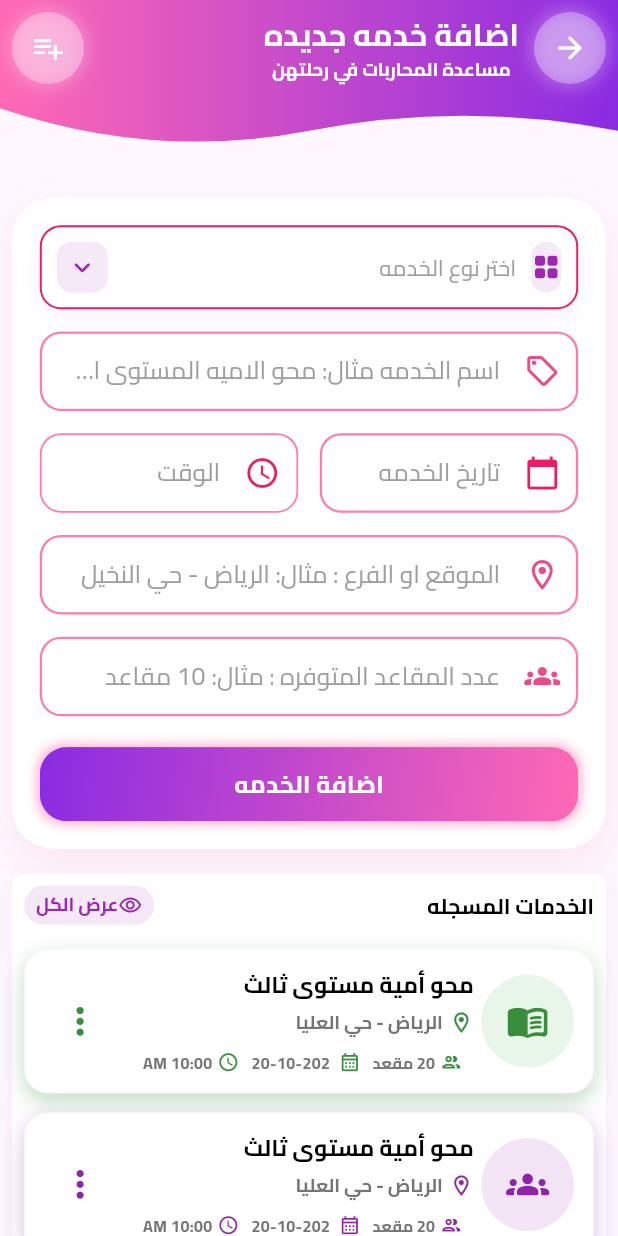
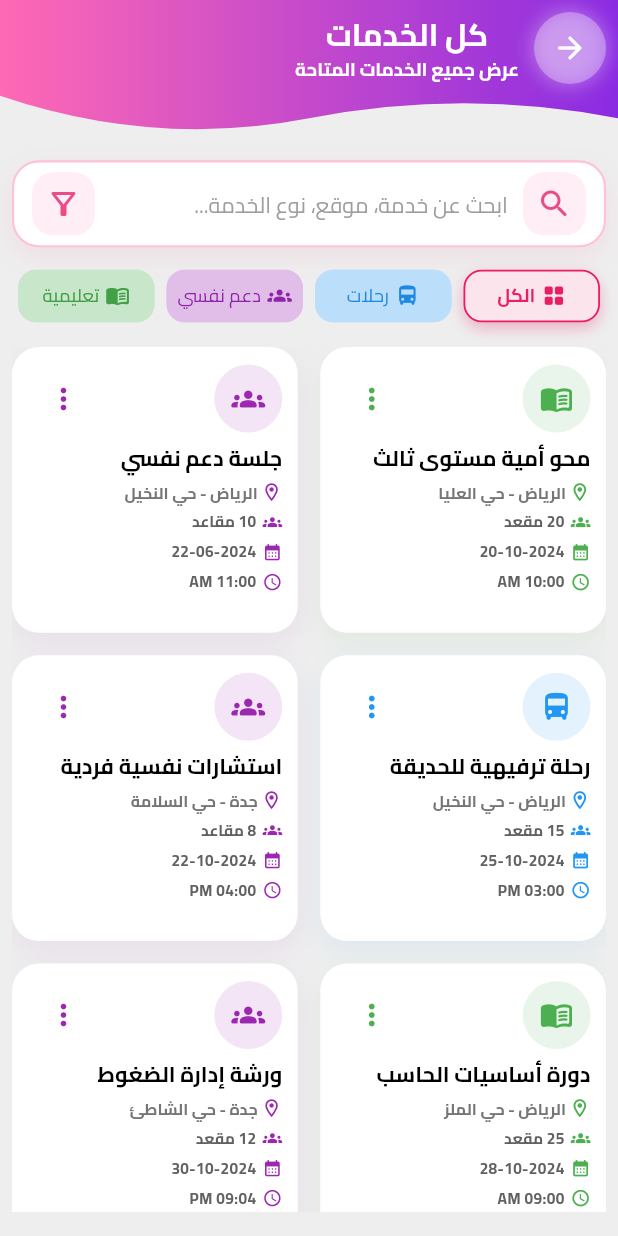
Before and after one commit to Ebaheya/bahya_website, a Flutter app: the AddService screen opened by its route, after a tap on "عرض الكل", on a phone screen of 412 x 824 dp. Run offline on Flutter 3.47's test engine with Material 3 defaults, Android fonts, the phone set to English and light mode, and no system bars; our stand-ins replace flutter_secure_storage; accounts and stored records are empty.

Commit message:
feat: add AllServicesScreen and integrate navigation from AddService

```diff
--- a/lib/route.dart
+++ b/lib/route.dart
@@ -1,5 +1,6 @@
 import 'package:bahya_app/screens/admin/add_service.dart';
 import 'package:bahya_app/screens/admin/admin_home.dart';
+import 'package:bahya_app/screens/admin/all_service.dart';
 import 'package:bahya_app/screens/admin/patient_requests_details.dart';
 import 'package:bahya_app/screens/admin/patients_search.dart';
 import 'package:bahya_app/screens/patients/artical_screen.dart';
@@ -51,6 +52,8 @@ class AppRoute {
             conclusion: args['conclusion'],
           ),
         );
+    case '/all_services':
+        return MaterialPageRoute(builder: (_) => const AllServicesScreen());
       default:
         return MaterialPageRoute(builder: (_) => AdminHome());
     }
--- a/lib/screens/admin/add_service.dart
+++ b/lib/screens/admin/add_service.dart
@@ -75,7 +75,7 @@ class _AddServiceState extends State<AddService> {
                           Spacer(),
                           InkWell(
                             onTap: () {
-
+                              Navigator.pushNamed(context, '/all_services');
                             },
                             child: Container(
                               padding: const EdgeInsets.symmetric(
--- a/lib/screens/admin/all_service.dart
+++ b/lib/screens/admin/all_service.dart
@@ -0,0 +1,475 @@
+import 'package:bahya_app/helper/base.dart';
+import 'package:bahya_app/helper/custom_searchbar.dart';
+import 'package:bahya_app/helper/widgets/constant.dart';
+import 'package:bahya_app/helper/widgets/custom_app_bar.dart';
+import 'package:flutter/material.dart';
+
+class AllServicesScreen extends StatefulWidget {
+  const AllServicesScreen({super.key});
+
+  @override
+  State<AllServicesScreen> createState() => _AllServicesScreenState();
+}
+
+class _AllServicesScreenState extends State<AllServicesScreen> {
+  int selectedFilter = 0;
+  int selectedPage = 1;
+
+  final List<String> filters = ["الكل", "رحلات", "دعم نفسي", "تعليمية"];
+
+  final List<Map<String, dynamic>> services = [
+    {
+      "title": "محو أمية مستوى ثالث",
+      "type": "تعليمية",
+      "location": "الرياض - حي العليا",
+      "seats": "20 مقعد",
+      "date": "20-10-2024",
+      "time": "AM 10:00",
+      "isTravel": false,
+      "isSupport": false,
+    },
+    {
+      "title": "جلسة دعم نفسي",
+      "type": "دعم نفسي",
+      "location": "الرياض - حي النخيل",
+      "seats": "10 مقاعد",
+      "date": "22-06-2024",
+      "time": "AM 11:00",
+      "isTravel": false,
+      "isSupport": true,
+    },
+    {
+      "title": "رحلة ترفيهية للحديقة",
+      "type": "رحلات",
+      "location": "الرياض - حي النخيل",
+      "seats": "15 مقعد",
+      "date": "25-10-2024",
+      "time": "PM 03:00",
+      "isTravel": true,
+      "isSupport": false,
+    },
+    {
+      "title": "استشارات نفسية فردية",
+      "type": "دعم نفسي",
+      "location": "جدة - حي السلامة",
+      "seats": "8 مقاعد",
+      "date": "22-10-2024",
+      "time": "PM 04:00",
+      "isTravel": false,
+      "isSupport": true,
+    },
+    {
+      "title": "دورة أساسيات الحاسب",
+      "type": "تعليمية",
+      "location": "الرياض - حي الملز",
+      "seats": "25 مقعد",
+      "date": "28-10-2024",
+      "time": "AM 09:00",
+      "isTravel": false,
+      "isSupport": false,
+    },
+    {
+      "title": "ورشة إدارة الضغوط",
+      "type": "دعم نفسي",
+      "location": "جدة - حي الشاطئ",
+      "seats": "12 مقعد",
+      "date": "30-10-2024",
+      "time": "PM 09:04",
+      "isTravel": false,
+      "isSupport": true,
+    },
+    {
+      "title": "رحلة ثقافية للمتحف",
+      "type": "رحلات",
+      "location": "الدمام - حي الفيصلية",
+      "seats": "18 مقعد",
+      "date": "02-11-2024",
+      "time": "AM 08:30",
+      "isTravel": true,
+      "isSupport": false,
+    },
+    {
+      "title": "دورة اللغة الإنجليزية",
+      "type": "تعليمية",
+      "location": "الرياض - حي الياسمين",
+      "seats": "20 مقعد",
+      "date": "05-11-2024",
+      "time": "AM 10:00",
+      "isTravel": false,
+      "isSupport": false,
+    },
+  ];
+
+  @override
+  Widget build(BuildContext context) {
+    final w = getScreenWidth(context);
+    final h = getScreenHeight(context);
+
+    return Scaffold(
+      appBar: customAppBar(
+        context: context,
+        preferredSize: Size.fromHeight(h * 0.12),
+        title: "كل الخدمات",
+        subTitle: "عرض جميع الخدمات المتاحة",
+        isHome: false,
+      ),
+      backgroundColor: backgroundColor,
+      body: Directionality(
+        textDirection: TextDirection.rtl,
+        child: Padding(
+          padding: EdgeInsets.all(8),
+          child: Column(
+            children: [
+              CustomSearchBarWithFilter(
+                hintText: "ابحث عن خدمة، موقع، نوع الخدمة...",
+                onChanged: (value) {},
+                onFilterTap: () {},
+              ),
+
+              SizedBox(height: 15),
+
+              Row(
+                children: List.generate(filters.length, (index) {
+                  return Expanded(
+                    child: Padding(
+                      padding: const EdgeInsets.symmetric(horizontal: 4),
+                      child: filterButton(
+                        w: w,
+                        title: filters[index],
+                        isSelected: selectedFilter == index,
+                        onTap: () {
+                          setState(() {
+                            selectedFilter = index;
+                          });
+                        },
+                      ),
+                    ),
+                  );
+                }),
+              ),
+
+              SizedBox(height: h * 0.02),
+
+              Expanded(
+                child: GridView.builder(
+                  itemCount: services.length,
+                  gridDelegate: SliverGridDelegateWithFixedCrossAxisCount(
+                    crossAxisCount: 2,
+                    crossAxisSpacing: 15,
+                    mainAxisSpacing: 15,
+                    childAspectRatio: 1,
+                  ),
+                  itemBuilder: (context, index) {
+                    final item = services[index];
+
+                    return serviceGridCard(
+                      w: w,
+                      h: h,
+                      title: item["title"],
+                      type: item["type"],
+                      location: item["location"],
+                      seats: item["seats"],
+                      date: item["date"],
+                      time: item["time"],
+                      isTravel: item["isTravel"],
+                      isSupport: item["isSupport"],
+                      onMoreTap: () {},
+                    );
+                  },
+                ),
+              ),
+
+              SizedBox(height: h * 0.01),
+
+              // customText(
+              //   text: "عرض 1 - 8 من 24 خدمة",
+              //   size: w * 0.03,
+              //   color: Colors.grey,
+              // ),
+
+              // SizedBox(height: h * 0.012),
+
+              // Row(
+              //   mainAxisAlignment: MainAxisAlignment.center,
+              //   children: [
+              //     pageButton(
+              //       w: w,
+              //       child: Icons.arrow_back_ios_new_rounded,
+              //       isIcon: true,
+              //       isSelected: false,
+              //       onTap: () {},
+              //     ),
+              //     pageButton(
+              //       w: w,
+              //       text: "1",
+              //       isSelected: selectedPage == 1,
+              //       onTap: () => setState(() => selectedPage = 1),
+              //     ),
+              //     pageButton(
+              //       w: w,
+              //       text: "2",
+              //       isSelected: selectedPage == 2,
+              //       onTap: () => setState(() => selectedPage = 2),
+              //     ),
+              //     pageButton(
+              //       w: w,
+              //       text: "3",
+              //       isSelected: selectedPage == 3,
+              //       onTap: () => setState(() => selectedPage = 3),
+              //     ),
+              //     pageButton(
+              //       w: w,
+              //       child: Icons.arrow_forward_ios_rounded,
+              //       isIcon: true,
+              //       isSelected: false,
+              //       onTap: () {},
+              //     ),
+              //   ],
+              // ),
+            ],
+          ),
+        ),
+      ),
+    );
+  }
+
+  Widget filterButton({
+    required double w,
+    required String title,
+    required bool isSelected,
+    required VoidCallback onTap,
+  }) {
+    IconData icon = Icons.grid_view_rounded;
+    Color mainColor = Colors.pink;
+    Color lightColor = Colors.pink[50]!;
+    if (title.contains("تعليم")) {
+      icon = Icons.menu_book_rounded;
+      mainColor = Colors.green[600]!;
+      lightColor = Colors.green[100]!;
+    } else if (title.contains("رحلات")) {
+      icon = Icons.directions_bus_rounded;
+      mainColor = Colors.blue[600]!;
+      lightColor = Colors.blue[100]!;
+    } else if (title.contains("دعم")) {
+      icon = Icons.groups_rounded;
+      mainColor = Colors.purple[600]!;
+      lightColor = Colors.purple[100]!;
+    }
+
+    return InkWell(
+      onTap: onTap,
+      borderRadius: BorderRadius.circular(12),
+      child: Container(
+        height: 35,
+        decoration: BoxDecoration(
+          color: lightColor,
+          borderRadius: BorderRadius.circular(12),
+          border: Border.all(
+            color: isSelected ? mainColor : lightColor.withOpacity(0.8),
+            width: isSelected ? 1.2 : 1,
+          ),
+          boxShadow: isSelected
+              ? [
+                  BoxShadow(
+                    color: mainColor.withOpacity(0.3),
+                    blurRadius: 8,
+                    offset: const Offset(0, 4),
+                  ),
+                ]
+              : null,
+        ),
+        child: Row(
+          mainAxisAlignment: MainAxisAlignment.center,
+          children: [
+            Icon(icon, color: mainColor, size: w * 0.04),
+            SizedBox(width: w * 0.01),
+            customText(
+              text: title,
+              size: w * 0.03,
+              color: mainColor,
+              bold: isSelected,
+            ),
+          ],
+        ),
+      ),
+    );
+  }
+
+  Widget serviceGridCard({
+    required double w,
+    required double h,
+    required String title,
+    required String type,
+    required String location,
+    required String seats,
+    required String date,
+    required String time,
+    required bool isTravel,
+    required bool isSupport,
+    required VoidCallback onMoreTap,
+  }) {
+    final Color mainColor = isTravel
+        ? Colors.blue
+        : (isSupport ? Colors.purple : Colors.green);
+
+    final Color lightColor = mainColor.withOpacity(0.12);
+
+    final IconData mainIcon = isTravel
+        ? Icons.directions_bus_rounded
+        : (isSupport ? Icons.groups_rounded : Icons.menu_book_rounded);
+
+    return Container(
+      padding: EdgeInsets.all(w * 0.025),
+      decoration: BoxDecoration(
+        color: Colors.white,
+        borderRadius: BorderRadius.circular(18),
+        boxShadow: [
+          BoxShadow(
+            color: mainColor.withOpacity(0.08),
+            blurRadius: 16,
+            offset: const Offset(0, 7),
+          ),
+        ],
+      ),
+      child: Column(
+        crossAxisAlignment: CrossAxisAlignment.start,
+        children: [
+          Row(
+            children: [
+              Container(
+                height: h * 0.055,
+                width: h * 0.055,
+                decoration: BoxDecoration(
+                  color: lightColor,
+                  shape: BoxShape.circle,
+                ),
+                child: Icon(mainIcon, color: mainColor, size: w * 0.055),
+              ),
+              const Spacer(),
+              IconButton(
+                onPressed: onMoreTap,
+                padding: EdgeInsets.zero,
+                constraints: const BoxConstraints(),
+                icon: Icon(Icons.more_vert, color: mainColor, size: w * 0.055),
+              ),
+            ],
+          ),
+
+          SizedBox(height: h * 0.006),
+
+          customText(
+            text: title,
+            size: w * 0.035,
+            color: Colors.black,
+            bold: true,
+            maxLines: 2,
+            isCenter: false,
+          ),
+
+          SizedBox(height: 5),
+
+          Row(
+            mainAxisAlignment: MainAxisAlignment.end,
+            children: [
+              Icon(
+                Icons.location_on_outlined,
+                color: mainColor,
+                size: w * 0.035,
+              ),
+              SizedBox(width: 2),
+              Expanded(
+                child: customText(
+                  text: location,
+                  size: w * 0.026,
+                  color: Colors.grey[600],
+                  maxLines: 1,
+                  isCenter: false,
+                ),
+              ),
+            ],
+          ),
+          SizedBox(height: 5),
+          serviceSmallInfo(
+            w: w,
+            icon: Icons.groups_rounded,
+            text: seats,
+            color: mainColor,
+          ),
+          SizedBox(height: 5),
+          serviceSmallInfo(
+            w: w,
+            icon: Icons.calendar_month_rounded,
+            text: date,
+            color: mainColor,
+          ),
+          SizedBox(height: 5),
+          serviceSmallInfo(
+            w: w,
+            icon: Icons.access_time_rounded,
+            text: time,
+            color: mainColor,
+          ),
+        ],
+      ),
+    );
+  }
+
+  Widget serviceSmallInfo({
+    required double w,
+    required IconData icon,
+    required String text,
+    required Color color,
+  }) {
+    return Row(
+      children: [
+        Icon(icon, color: color, size: w * 0.032),
+        SizedBox(width: w * 0.01),
+        Expanded(
+          child: customText(
+            text: text,
+            size: w * 0.025,
+            color: Colors.grey[700],
+            maxLines: 1,
+            isCenter: false,
+          ),
+        ),
+      ],
+    );
+  }
+
+  // Widget pageButton({
+  //   required double w,
+  //   String? text,
+  //   IconData? child,
+  //   bool isIcon = false,
+  //   required bool isSelected,
+  //   required VoidCallback onTap,
+  // }) {
+  //   return Padding(
+  //     padding: const EdgeInsets.symmetric(horizontal: 4),
+  //     child: InkWell(
+  //       onTap: onTap,
+  //       borderRadius: BorderRadius.circular(10),
+  //       child: Container(
+  //         height: 34,
+  //         width: 34,
+  //         decoration: BoxDecoration(
+  //           color: isSelected ? Colors.pink[300] : Colors.white,
+  //           borderRadius: BorderRadius.circular(10),
+  //           border: Border.all(color: Colors.grey.withOpacity(0.15)),
+  //         ),
+  //         child: Center(
+  //           child: isIcon
+  //               ? Icon(child, size: w * 0.035, color: Colors.grey)
+  //               : customText(
+  //                   text: text!,
+  //                   size: w * 0.03,
+  //                   color: isSelected ? Colors.white : Colors.grey,
+  //                   bold: isSelected,
+  //                 ),
+  //         ),
+  //       ),
+  //     ),
+  //   );
+  // }
+}
```
